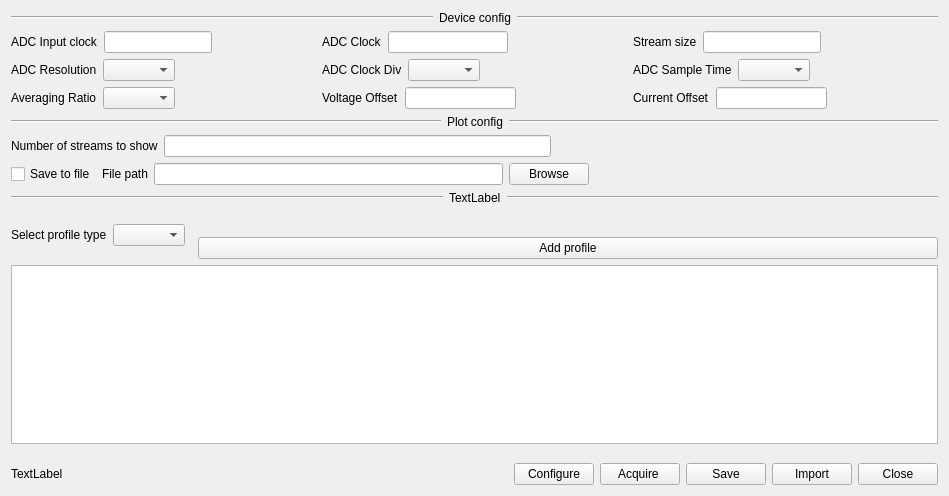
Old version of the form GUI/OpenEPT/Windows/Device/advanceconfigurationwnd.ui in the repository turkmanovic/OpenEPT.
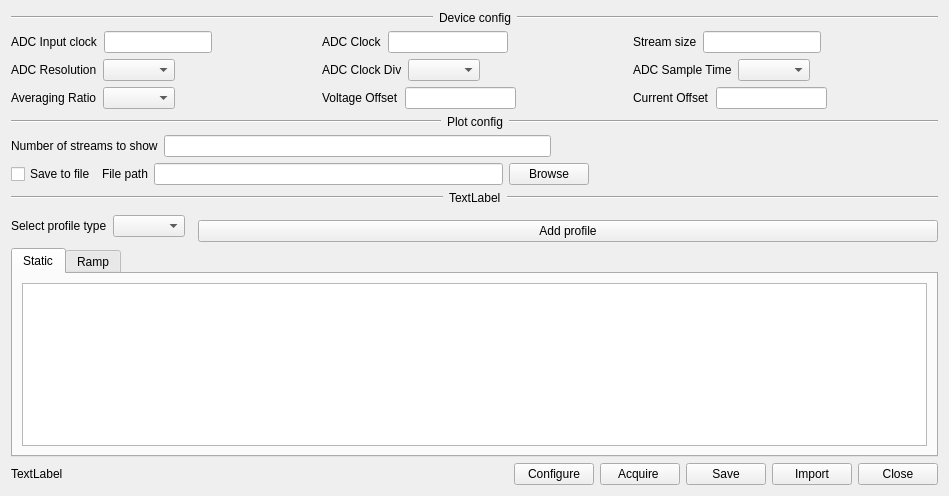
New version of the form. The open tabs and pages were chosen to show the change.

Commit message: Profiles tables overview added

The edit to the form file:
```diff
--- a/GUI/OpenEPT/Windows/Device/advanceconfigurationwnd.ui
+++ b/GUI/OpenEPT/Windows/Device/advanceconfigurationwnd.ui
@@ -547,13 +547,37 @@
           <enum>QLayout::SetDefaultConstraint</enum>
          </property>
          <item>
-          <widget class="QTableWidget" name="tableWidget">
+          <widget class="QTabWidget" name="tabWidget">
+           <property name="currentIndex">
+            <number>1</number>
+           </property>
+           <widget class="QWidget" name="staticTableTab">
+            <attribute name="title">
+             <string>Static</string>
+            </attribute>
+            <layout class="QVBoxLayout" name="verticalLayout_4">
+             <item>
+              <widget class="QTableWidget" name="staticProfilesTabl">
            <property name="sizePolicy">
             <sizepolicy hsizetype="Expanding" vsizetype="Expanding">
              <horstretch>0</horstretch>
              <verstretch>0</verstretch>
             </sizepolicy>
            </property>
+              </widget>
+             </item>
+            </layout>
+           </widget>
+           <widget class="QWidget" name="rampTableTab">
+            <attribute name="title">
+             <string>Ramp</string>
+            </attribute>
+            <layout class="QVBoxLayout" name="verticalLayout_7">
+             <item>
+              <widget class="QTableWidget" name="rampProfilesTabl"/>
+             </item>
+            </layout>
+           </widget>
           </widget>
          </item>
         </layout>
```
Lines whose indentation alone changed are shown as unchanged.
